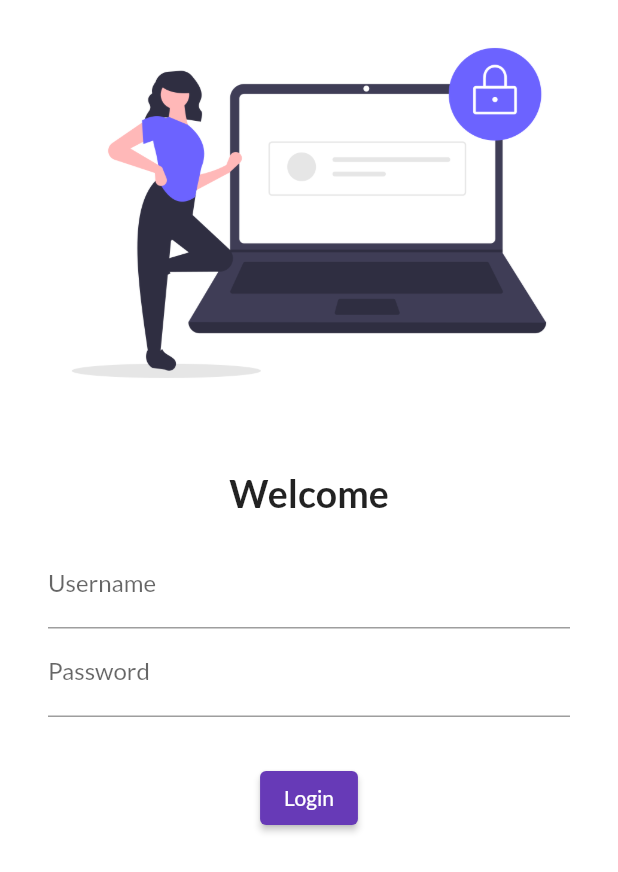
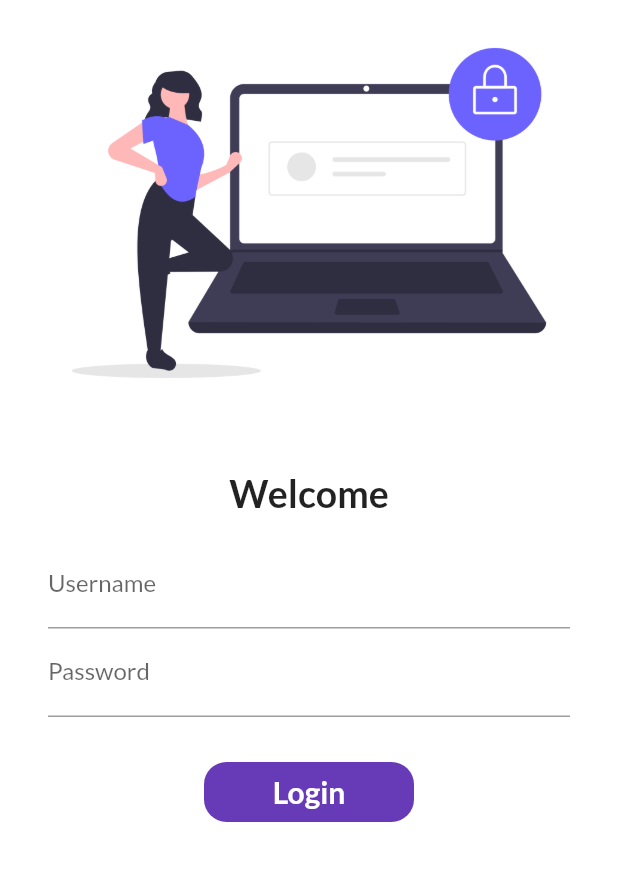
Before and after one commit to Ankit-Ahirrao/Flutter_Learn, a Flutter app: the screen it shows after launch, on a phone screen of 412 x 824 dp. Shown: the top 872 px of the screen. Run offline on Flutter 3.47's test engine with Material 2 defaults, Android fonts, the phone set to English and light mode, and no system bars; our stand-ins replace google_fonts.

Commit message:
files added

```diff
--- a/lib/main.dart
+++ b/lib/main.dart
@@ -1,6 +1,7 @@
 import 'package:flutter/material.dart';
 import 'package:flutter_learn/pages/home_page.dart';
 import 'package:flutter_learn/pages/login_page.dart';
+import 'package:flutter_learn/pages/routes.dart';
 import 'package:google_fonts/google_fonts.dart';
 
 void main() {
@@ -19,11 +20,10 @@ class MyApp extends StatelessWidget {
         fontFamily: GoogleFonts.lato().fontFamily,
       ),
       darkTheme: ThemeData(brightness: Brightness.light),
-      initialRoute: '/',
+      initialRoute: MyRoutes.loginRoute,
       routes: {
-        '/': (context) => LoginPage(),
-        '/login': (context) => LoginPage(),
-        '/home': (context) => HomePage(),
+        MyRoutes.loginRoute: (context) => LoginPage(),
+        MyRoutes.homeRoute: (context) => HomePage(),
       },
     );
   }
--- a/lib/pages/login_page.dart
+++ b/lib/pages/login_page.dart
@@ -1,12 +1,21 @@
 import 'package:flutter/material.dart';
+import 'package:flutter_learn/pages/routes.dart';
 
-class LoginPage extends StatelessWidget {
+class LoginPage extends StatefulWidget {
   const LoginPage({Key? key}) : super(key: key);
+
+  @override
+  State<LoginPage> createState() => _LoginPageState();
+}
+
+class _LoginPageState extends State<LoginPage> {
+  bool onChanged = false;
 
   @override
   Widget build(BuildContext context) {
     return Material(
       color: Colors.white,
+      child: SingleChildScrollView(
         child: Column(
           children: [
             Image.asset(
@@ -40,12 +49,48 @@ class LoginPage extends StatelessWidget {
                   SizedBox(
                     height: 30.0,
                   ),
-                ElevatedButton(onPressed: () {}, child: Text("Login")),
+                  InkWell(
+                    onTap: () async {
+                      setState(() {
+                        onChanged = true;
+                      });
+                      await Future.delayed(Duration(seconds: 1));
+                      Navigator.pushNamed(context, MyRoutes.homeRoute);
+                    },
+                    child: AnimatedContainer(
+                      duration: Duration(seconds: 1),
+                      height: 40,
+                      width: onChanged ? 50 : 140,
+                      alignment: Alignment.center,
+                      child: onChanged
+                          ? Icon(
+                              Icons.done,
+                              color: Colors.white,
+                            )
+                          : Text(
+                              "Login",
+                              style: TextStyle(
+                                  fontSize: 20,
+                                  fontWeight: FontWeight.bold,
+                                  color: Colors.white),
+                            ),
+                      decoration: BoxDecoration(
+                        borderRadius: BorderRadius.circular(15),
+                        color: Colors.deepPurple,
+                      ),
+                    ),
+                  )
+                  // ElevatedButton(
+                  //     onPressed: () {
+                  //       Navigator.pushNamed(context, MyRoutes.homeRoute);
+                  //     },
+                  //     child: Text("Login")),
                 ],
               ),
             )
           ],
         ),
+      ),
     );
   }
 }
--- /dev/null
+++ b/lib/pages/routes.dart
@@ -0,0 +1,4 @@
+class MyRoutes {
+  static String loginRoute = "/login";
+  static String homeRoute = "/home";
+}
```
Lines whose indentation alone changed are shown as unchanged.
